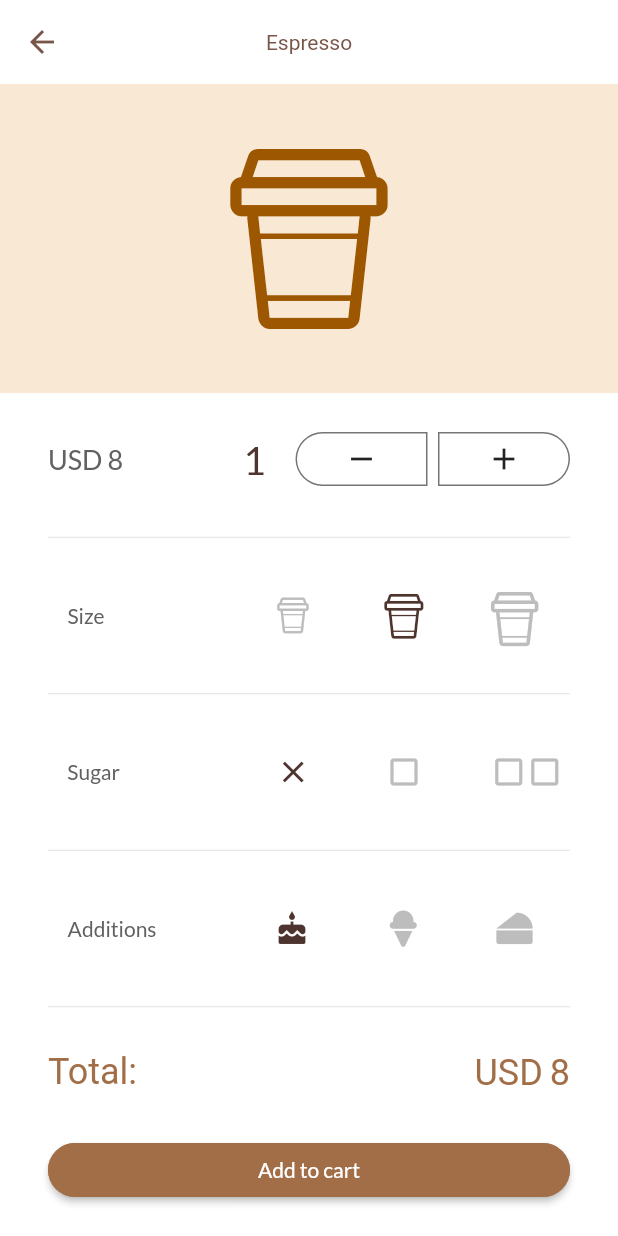
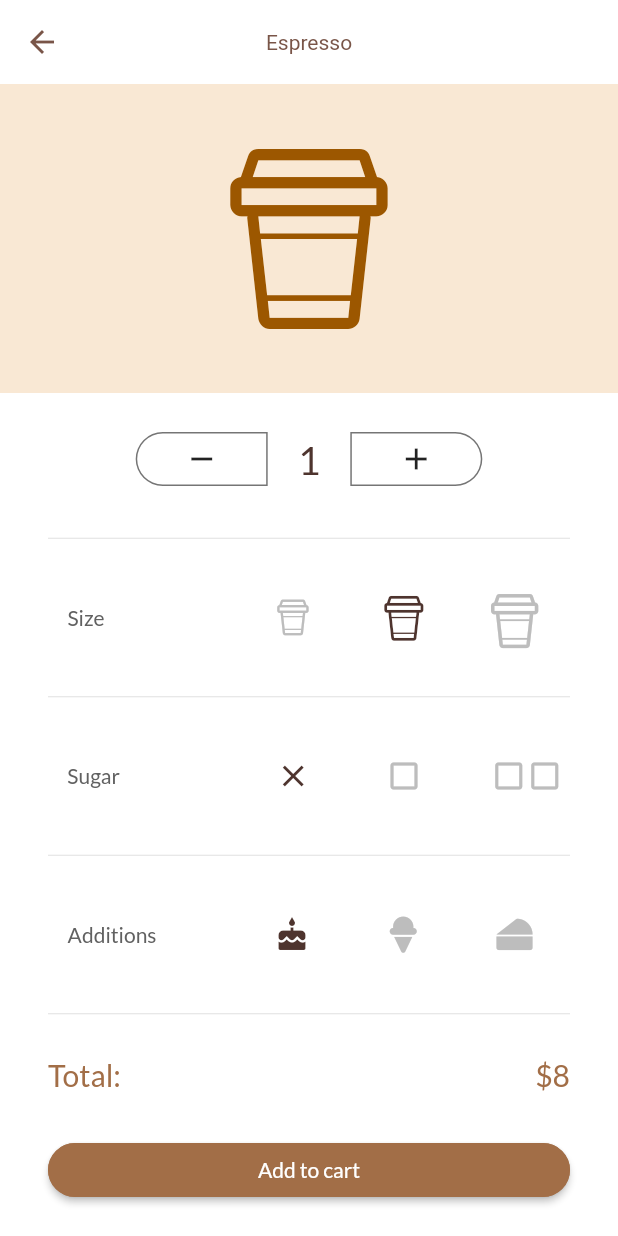
Before and after one commit to mhadaily/MJ-Coffee-app, a Flutter app: the MenuDetails screen opened directly with sample values from the repository, on a phone screen of 412 x 824 dp. Run offline on Flutter 3.47's test engine with Material 2 defaults, Android fonts, the light colour scheme and no system bars; our stand-ins replace flutter_spinkit, flutter_svg, font_awesome_flutter, google_fonts; Roboto replaces fonts that are missing (Lacquer).

Commit message:
refinement detail page

```diff
--- a/lib/screens/menu_detail.dart
+++ b/lib/screens/menu_detail.dart
@@ -81,11 +81,11 @@ class _MenuDetailsState extends State<MenuDetails> {
                     children: <Widget>[
                       Text(
                         "Total:",
-                        style: Theme.of(context).textTheme.headline5,
+                        style: Theme.of(context).textTheme.headline6,
                       ),
                       Text(
-                        "USD $total",
-                        style: Theme.of(context).textTheme.headline5,
+                        "\$$total",
+                        style: Theme.of(context).textTheme.headline6,
                       ),
                     ],
                   ),
--- a/lib/shared/coffee_count.dart
+++ b/lib/shared/coffee_count.dart
@@ -20,25 +20,8 @@ class _CoffeeCountState extends State<CoffeeCount> {
   @override
   Widget build(BuildContext context) {
     return Row(
-      mainAxisAlignment: MainAxisAlignment.spaceBetween,
+      mainAxisAlignment: MainAxisAlignment.center,
       children: <Widget>[
-        Text(
-          "USD ${widget.price}",
-          style: TextStyle(
-            fontSize: 18,
-            color: Colors.grey.shade700,
-          ),
-        ),
-        Row(
-          children: <Widget>[
-            Text(
-              "$count",
-              style: TextStyle(
-                color: Colors.brown.shade800,
-                fontSize: 26,
-              ),
-            ),
-            SizedBox(width: 20),
         OutlineButton(
           borderSide: BorderSide(color: Colors.grey.shade600),
           onPressed: () {
@@ -57,7 +40,15 @@ class _CoffeeCountState extends State<CoffeeCount> {
             ),
           ),
         ),
-            SizedBox(width: 7),
+        SizedBox(width: 20),
+        Text(
+          "$count",
+          style: TextStyle(
+            color: Colors.brown.shade800,
+            fontSize: 26,
+          ),
+        ),
+        SizedBox(width: 20),
         OutlineButton(
           padding: EdgeInsets.all(0),
           onPressed: () {
@@ -78,8 +69,6 @@ class _CoffeeCountState extends State<CoffeeCount> {
           ),
         ),
       ],
-        ),
-      ],
     );
   }
 }
```
Lines whose indentation alone changed are shown as unchanged.
